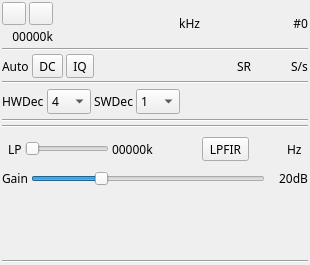
Qt form plugins/samplesource/limesdrinput/limesdrinputgui.ui (f4exb/sdrangel) before a commit.
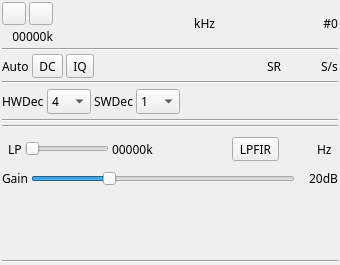
The same form after that commit. Icons and pictures are not drawn. Custom widgets are drawn as their Qt base class.

Diff of the .ui file:
```diff
--- a/plugins/samplesource/limesdrinput/limesdrinputgui.ui
+++ b/plugins/samplesource/limesdrinput/limesdrinputgui.ui
@@ -6,7 +6,7 @@
    <rect>
     <x>0</x>
     <y>0</y>
-    <width>310</width>
+    <width>340</width>
     <height>265</height>
    </rect>
   </property>
@@ -18,7 +18,7 @@
   </property>
   <property name="minimumSize">
    <size>
-    <width>310</width>
+    <width>340</width>
     <height>250</height>
    </size>
   </property>
```
Left out of the diff: 3 changed lines with no effect on the pictures.
